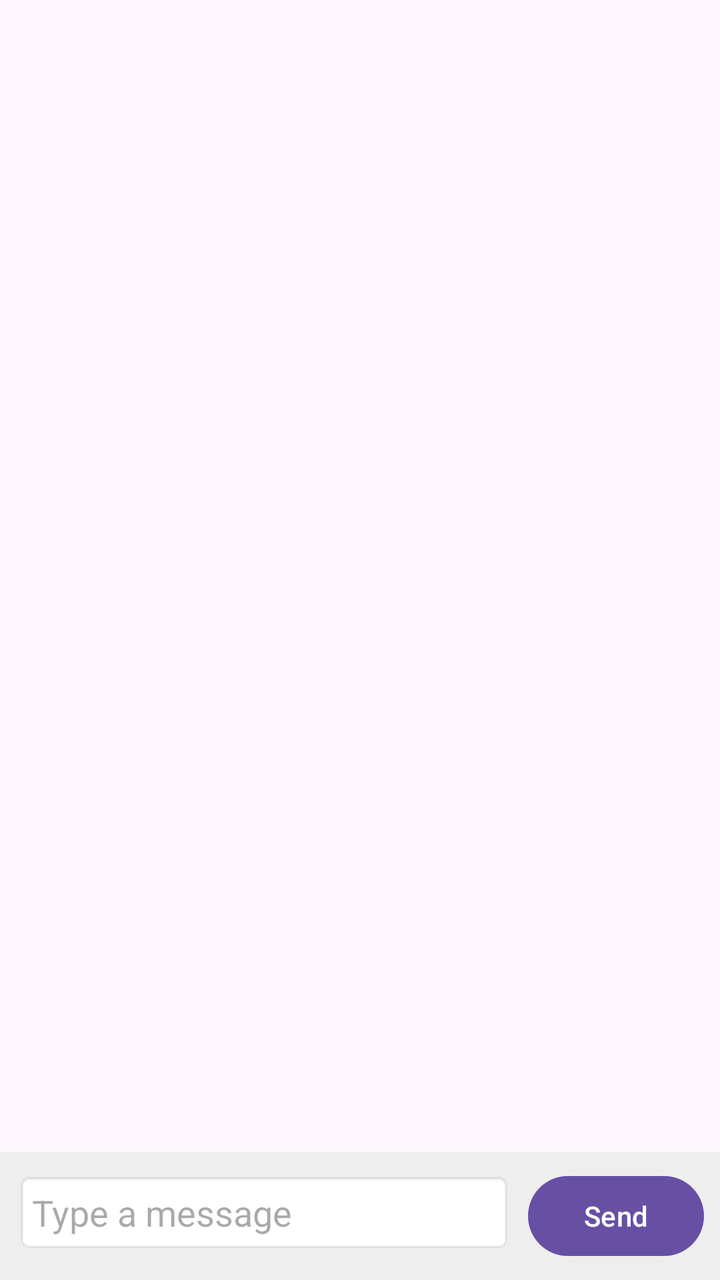
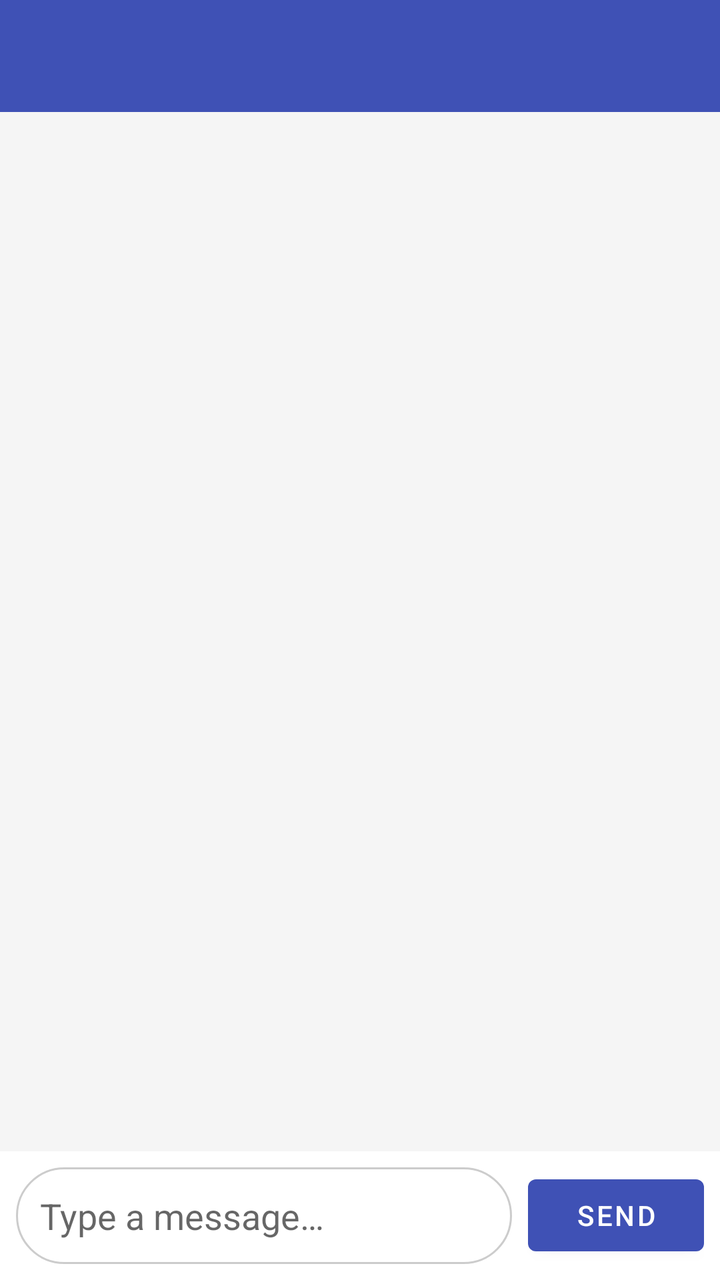

Before-and-after screenshots of an Android layout around one commit, followed by the original layout XML and the change that was made.
<!-- AndroidManifest.xml: application theme Theme.Solynk -->
<!-- res/layout/activity_chat.xml -->
<?xml version="1.0" encoding="utf-8"?>
<LinearLayout
    xmlns:android="http://schemas.android.com/apk/res/android"
    xmlns:tools="http://schemas.android.com/tools"
    android:layout_width="match_parent"
    android:layout_height="match_parent"
    android:orientation="vertical"
    tools:context=".ChatActivity">

    <androidx.recyclerview.widget.RecyclerView
        android:id="@+id/recyclerView"
        android:layout_width="match_parent"
        android:layout_height="0dp"
        android:layout_weight="1"
        android:padding="8dp" />

    <LinearLayout
        android:layout_width="match_parent"
        android:layout_height="wrap_content"
        android:orientation="horizontal"
        android:padding="8dp"
        android:background="#EEEEEE"> <EditText
        android:id="@+id/editTextMessage"
        android:layout_width="0dp"
        android:layout_weight="1"
        android:layout_height="wrap_content"
        android:hint="Type a message"
        android:background="@android:drawable/editbox_background"
        android:padding="8dp"
        android:maxLines="4"
        android:inputType="textCapSentences|textMultiLine"/> <Button
        android:id="@+id/buttonSend"
        android:layout_width="wrap_content"
        android:layout_height="wrap_content"
        android:text="Send"
        android:layout_marginStart="8dp"/> </LinearLayout>
</LinearLayout>
<!-- resources referenced by this layout -->
<resources>
  <style name="Theme.Solynk" parent="Base.Theme.Solynk" />
  <style name="Base.Theme.Solynk" parent="Theme.Material3.DayNight.NoActionBar">
          
          
      </style>
</resources>

<!-- the commit's change to res/layout/activity_chat.xml (unified diff, before → after) -->
@@ -1,37 +1,56 @@
 <?xml version="1.0" encoding="utf-8"?>
-<LinearLayout
+<RelativeLayout
     xmlns:android="http://schemas.android.com/apk/res/android"
+    xmlns:app="http://schemas.android.com/apk/res-auto"
     xmlns:tools="http://schemas.android.com/tools"
     android:layout_width="match_parent"
     android:layout_height="match_parent"
-    android:orientation="vertical"
+    android:background="@color/window_background"
     tools:context=".ChatActivity">
+
+    <androidx.appcompat.widget.Toolbar
+        android:id="@+id/toolbar"
+        android:layout_width="match_parent"
+        android:layout_height="?attr/actionBarSize"
+        android:background="?attr/colorPrimary"
+        app:titleTextColor="@color/white"
+        app:theme="@style/ThemeOverlay.AppCompat.Dark.ActionBar" />
 
     <androidx.recyclerview.widget.RecyclerView
         android:id="@+id/recyclerView"
         android:layout_width="match_parent"
-        android:layout_height="0dp"
-        android:layout_weight="1"
-        android:padding="8dp" />
+        android:layout_height="match_parent"
+        android:layout_below="@id/toolbar"
+        android:layout_above="@+id/bottom_layout"
+        android:padding="8dp"
+        android:clipToPadding="false"/>
 
     <LinearLayout
+        android:id="@+id/bottom_layout"
         android:layout_width="match_parent"
         android:layout_height="wrap_content"
         android:orientation="horizontal"
         android:padding="8dp"
-        android:background="#EEEEEE"> <EditText
-        android:id="@+id/editTextMessage"
-        android:layout_width="0dp"
-        android:layout_weight="1"
-        android:layout_height="wrap_content"
-        android:hint="Type a message"
-        android:background="@android:drawable/editbox_background"
-        android:padding="8dp"
-        android:maxLines="4"
-        android:inputType="textCapSentences|textMultiLine"/> <Button
-        android:id="@+id/buttonSend"
-        android:layout_width="wrap_content"
-        android:layout_height="wrap_content"
-        android:text="Send"
-        android:layout_marginStart="8dp"/> </LinearLayout>
-</LinearLayout>
+        android:layout_alignParentBottom="true"
+        android:gravity="center_vertical"
+        android:background="@color/white">
+
+        <EditText
+            android:id="@+id/editTextMessage"
+            android:layout_width="0dp"
+            android:layout_weight="1"
+            android:layout_height="wrap_content"
+            android:hint="@string/type_a_message"
+            android:background="@drawable/bg_edit_text"
+            android:padding="12dp"
+            android:maxLines="4"
+            android:inputType="textCapSentences|textMultiLine"/>
+
+        <Button
+            android:id="@+id/buttonSend"
+            android:layout_width="wrap_content"
+            android:layout_height="wrap_content"
+            android:text="@string/send"
+            android:layout_marginStart="8dp"/>
+    </LinearLayout>
+</RelativeLayout>
<!-- resource entries referenced after the edit -->
@@ -1,9 +1,32 @@
 <!-- resources referenced by this layout -->
 <resources>
-  <style name="Theme.Solynk" parent="Base.Theme.Solynk" />
-  <style name="Base.Theme.Solynk" parent="Theme.Material3.DayNight.NoActionBar">
-          
-          
+  <color name="white">#FFFFFFFF</color>
+  <color name="window_background">#F5F5F5</color>
+  <!-- drawable bg_edit_text (drawable) -->
+  <?xml version="1.0" encoding="utf-8"?>
+  <shape xmlns:android="http://schemas.android.com/apk/res/android"
+      android:shape="rectangle">
+      <solid android:color="@color/white" />
+      <corners android:radius="24dp" />
+      <stroke
+          android:width="1dp"
+          android:color="#CCCCCC" />
+  </shape>
+  <string name="send">Send</string>
+  <string name="type_a_message">Type a message…</string>
+  <style name="Theme.Solynk" parent="Theme.MaterialComponents.DayNight.NoActionBar">
+          <item name="colorPrimary">@color/colorPrimary</item>
+          <item name="colorPrimaryVariant">@color/colorPrimaryDark</item>
+          <item name="colorOnPrimary">@color/white</item>
+          <item name="colorSecondary">@color/colorAccent</item>
+          <item name="colorSecondaryVariant">@color/teal_700</item>
+          <item name="colorOnSecondary">@color/black</item>
+          <item name="android:statusBarColor" tools:targetApi="l">?attr/colorPrimaryVariant</item>
       </style>
+  <color name="colorPrimary">#3F51B5</color>
+  <color name="colorPrimaryDark">#303F9F</color>
+  <color name="colorAccent">#FF4081</color>
+  <color name="teal_700">#FF018786</color>
+  <color name="black">#FF000000</color>
 </resources>
 
